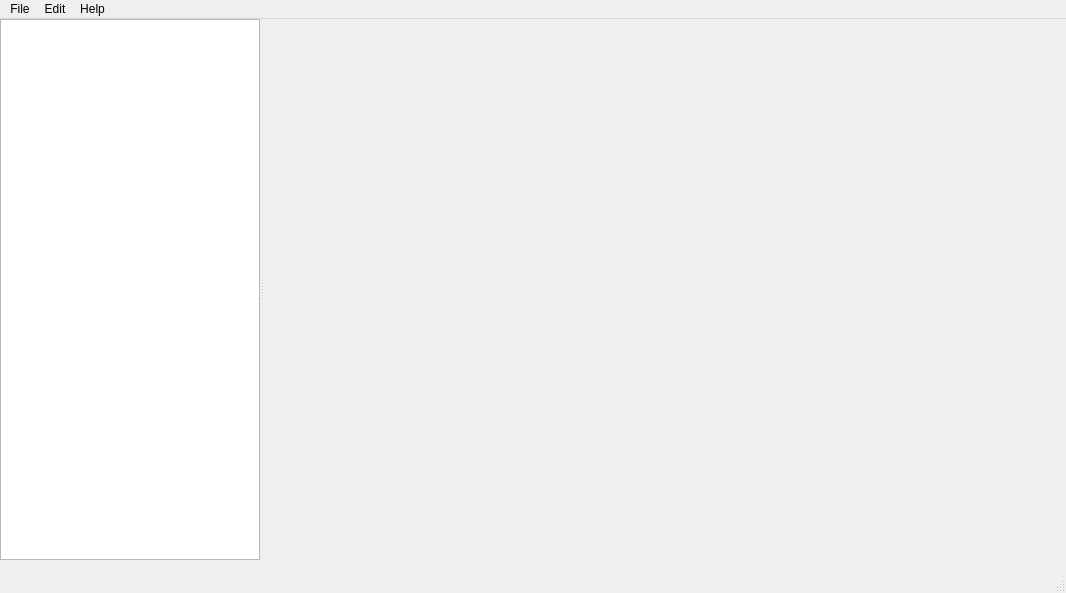
This is mainwindow.ui in neophack/AutoPlatform as Qt 5 draws it before an edit. The edited form follows.
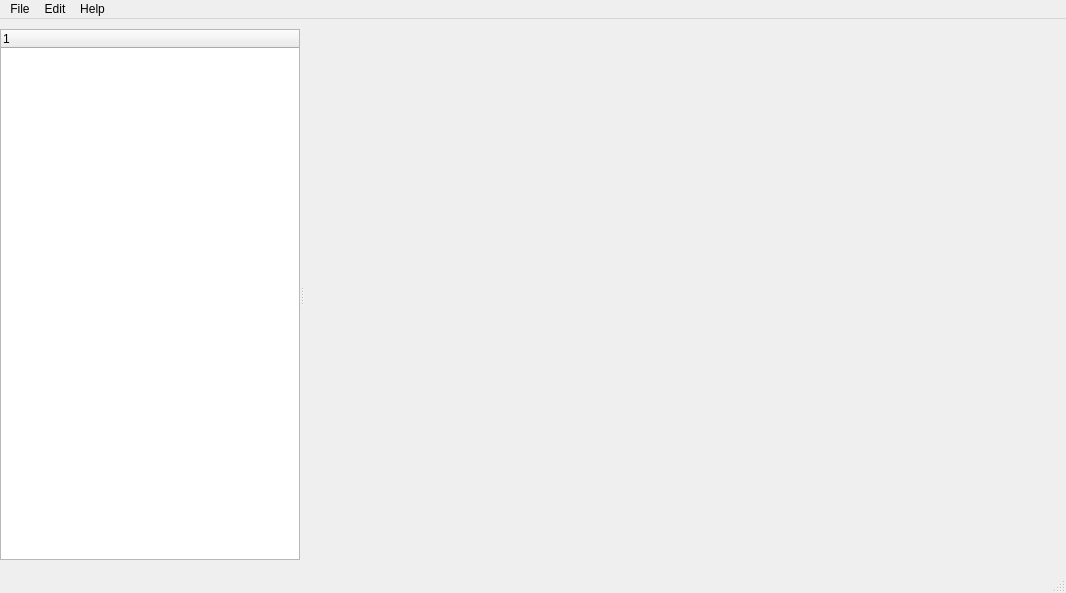
This is the edited form. Custom widgets are drawn as their Qt base class.

```diff
--- a/mainwindow.ui
+++ b/mainwindow.ui
@@ -18,36 +18,24 @@
     <property name="geometry">
      <rect>
       <x>0</x>
-      <y>0</y>
+      <y>10</y>
       <width>1061</width>
-      <height>541</height>
+      <height>531</height>
      </rect>
     </property>
-    <property name="autoFillBackground">
-     <bool>false</bool>
-    </property>
     <property name="orientation">
      <enum>Qt::Horizontal</enum>
     </property>
-    <property name="opaqueResize">
-     <bool>true</bool>
-    </property>
-    <widget class="AICCTreeView" name="treeView">
-     <property name="sizePolicy">
-      <sizepolicy hsizetype="Expanding" vsizetype="Minimum">
-       <horstretch>0</horstretch>
-       <verstretch>0</verstretch>
-      </sizepolicy>
-     </property>
+    <widget class="AICCTreeWidget" name="treeWidget">
      <property name="minimumSize">
       <size>
-       <width>260</width>
+       <width>298</width>
        <height>0</height>
       </size>
      </property>
      <property name="maximumSize">
       <size>
-       <width>260</width>
+       <width>300</width>
        <height>16777215</height>
       </size>
      </property>
@@ -60,9 +48,11 @@
      <property name="dragDropMode">
       <enum>QAbstractItemView::DragOnly</enum>
      </property>
-     <property name="defaultDropAction">
-      <enum>Qt::MoveAction</enum>
-     </property>
+     <column>
+      <property name="text">
+       <string notr="true">1</string>
+      </property>
+     </column>
     </widget>
     <widget class="QWidget" name="verticalLayoutWidget">
      <layout class="QVBoxLayout" name="vl_nodeeditor">
@@ -146,9 +136,9 @@
  </widget>
  <customwidgets>
   <customwidget>
-   <class>AICCTreeView</class>
-   <extends>QTreeView</extends>
-   <header location="global">aicctreeview.hpp</header>
+   <class>AICCTreeWidget</class>
+   <extends>QTreeWidget</extends>
+   <header location="global">aicctreewidget.hpp</header>
   </customwidget>
  </customwidgets>
  <resources/>
```
Left out of the diff: 11 changed lines with no effect on the pictures.
